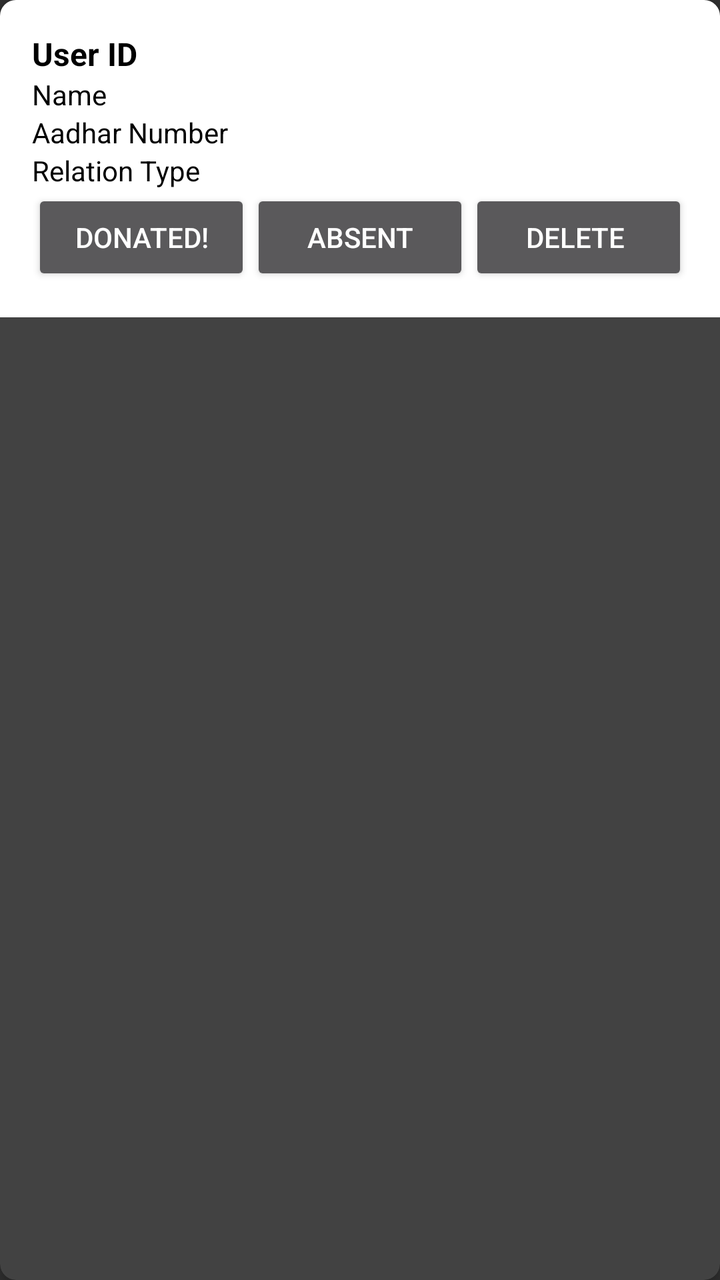
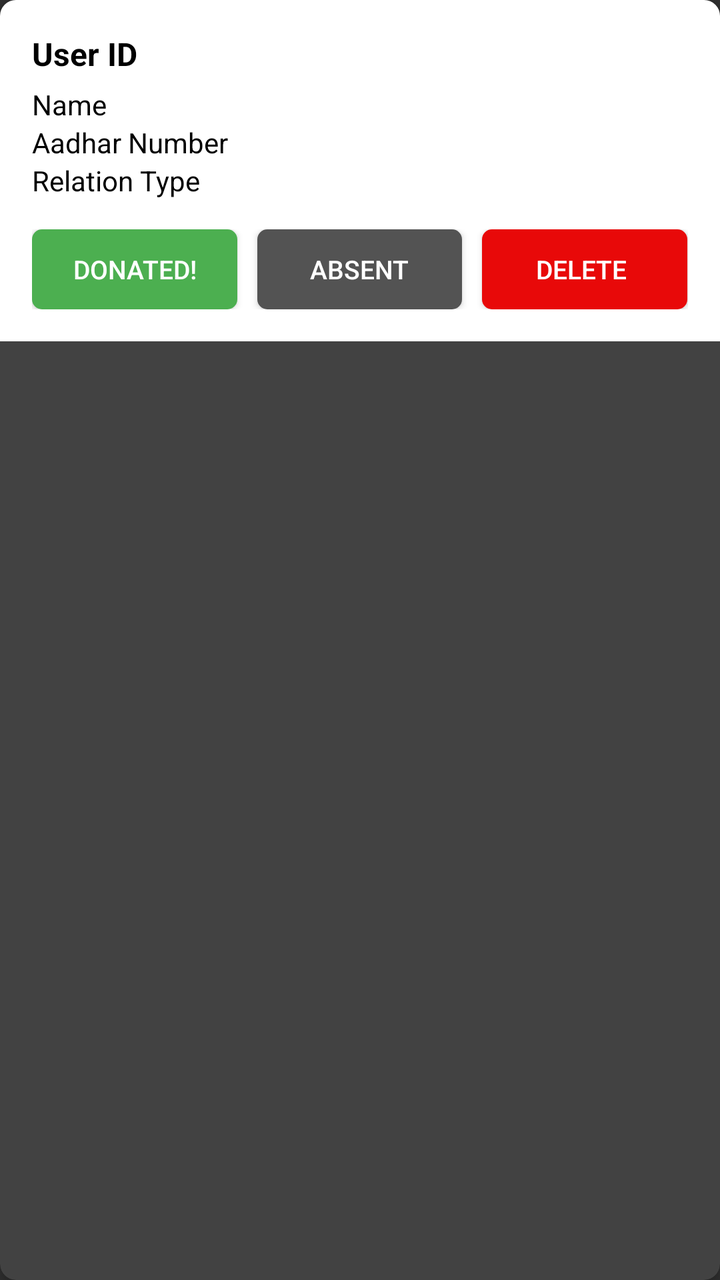

Compare the two renders of this Android layout. The source of the first and the diff that turns it into the second are given below.
<!-- AndroidManifest.xml: application theme Theme.AppCompat -->
<!-- res/layout/donation_req_card.xml -->
<?xml version="1.0" encoding="utf-8"?>
<androidx.cardview.widget.CardView xmlns:android="http://schemas.android.com/apk/res/android"
    xmlns:app="http://schemas.android.com/apk/res-auto"
    android:layout_width="match_parent"
    android:layout_height="wrap_content"
    android:layout_margin="18dp"
    app:cardCornerRadius="8dp"
    app:cardElevation="4dp">

    <LinearLayout
        android:layout_width="match_parent"
        android:layout_height="wrap_content"
        android:orientation="vertical"
        android:background="#FFFFFF"
        android:padding="16dp">

        <TextView
            android:id="@+id/userIdTextView"
            android:layout_width="wrap_content"
            android:layout_height="wrap_content"
            android:textColor="#000000"
            android:text="User ID"
            android:textStyle="bold"
            android:textSize="16sp" />

        <TextView
            android:id="@+id/nameTextView"
            android:layout_width="wrap_content"
            android:layout_height="wrap_content"
            android:text="Name"
            android:textColor="#000000"
            android:textSize="14sp" />

        <TextView
            android:id="@+id/adharTextView"
            android:layout_width="wrap_content"
            android:layout_height="wrap_content"
            android:text="Aadhar Number"
            android:textColor="#000000"
            android:textSize="14sp" />

        <TextView
            android:id="@+id/relationTypeTextView"
            android:layout_width="wrap_content"
            android:layout_height="wrap_content"
            android:textColor="#000000"
            android:text="Relation Type"
            android:textSize="14sp" />

        <LinearLayout
            android:layout_width="match_parent"
            android:layout_height="wrap_content"
            android:orientation="horizontal">

            <Button
                android:id="@+id/donatedButton"
                android:layout_width="0dp"
                android:layout_height="wrap_content"
                android:layout_weight="1"
                android:text="Donated!" />

            <Button
                android:id="@+id/absentButton"
                android:layout_width="0dp"
                android:layout_height="wrap_content"
                android:layout_weight="1"
                android:gravity="center"
                android:text="Absent" />

            <Button
                android:id="@+id/deleteRequestButton"
                android:layout_width="0dp"
                android:layout_height="wrap_content"
                android:layout_weight="1"
                android:text="Delete " />
        </LinearLayout>

    </LinearLayout>
</androidx.cardview.widget.CardView>
<!-- resources referenced by this layout -->
<resources>

</resources>

<!-- the commit's change to res/layout/donation_req_card.xml (unified diff, before → after) -->
@@ -3,7 +3,7 @@
     xmlns:app="http://schemas.android.com/apk/res-auto"
     android:layout_width="match_parent"
     android:layout_height="wrap_content"
-    android:layout_margin="18dp"
+    android:layout_margin="5dp"
     app:cardCornerRadius="8dp"
     app:cardElevation="4dp">
 
@@ -21,6 +21,7 @@
             android:textColor="#000000"
             android:text="User ID"
             android:textStyle="bold"
+            android:layout_marginBottom="5dp"
             android:textSize="16sp" />
 
         <TextView
@@ -50,28 +51,37 @@
         <LinearLayout
             android:layout_width="match_parent"
             android:layout_height="wrap_content"
+            android:layout_marginTop="15dp"
             android:orientation="horizontal">
 
             <Button
                 android:id="@+id/donatedButton"
                 android:layout_width="0dp"
-                android:layout_height="wrap_content"
-                android:layout_weight="1"
+                android:layout_height="40dp"
+                android:layout_weight="0.8"
+                android:layout_marginRight="10dp"
+                android:background="@drawable/round_theme"
+                android:textSize="13sp"
                 android:text="Donated!" />
 
             <Button
                 android:id="@+id/absentButton"
                 android:layout_width="0dp"
-                android:layout_height="wrap_content"
-                android:layout_weight="1"
+                android:layout_height="40dp"
+                android:layout_weight="0.8"
+                android:layout_marginRight="10dp"
+                android:background="@drawable/round_theme_grey"
                 android:gravity="center"
+                android:textSize="13sp"
                 android:text="Absent" />
 
             <Button
                 android:id="@+id/deleteRequestButton"
                 android:layout_width="0dp"
-                android:layout_height="wrap_content"
-                android:layout_weight="1"
+                android:layout_height="40dp"
+                android:background="@drawable/round_theme_red"
+                android:layout_weight="0.8"
+                android:textSize="13sp"
                 android:text="Delete " />
         </LinearLayout>
 
<!-- resource entries referenced after the edit -->
@@ -1,5 +1,22 @@
 <!-- resources referenced by this layout -->
 <resources>
-
+  <!-- drawable round_theme (drawable) -->
+  <shape xmlns:android="http://schemas.android.com/apk/res/android"
+      android:shape="rectangle">
+      <corners android:radius="5dp" /> 
+      <solid android:color="#4caf50" /> 
+  </shape>
+  <!-- drawable round_theme_grey (drawable) -->
+  <shape xmlns:android="http://schemas.android.com/apk/res/android"
+      android:shape="rectangle">
+      <corners android:radius="5dp" /> 
+      <solid android:color="#535353" /> 
+  </shape>
+  <!-- drawable round_theme_red (drawable) -->
+  <shape xmlns:android="http://schemas.android.com/apk/res/android"
+      android:shape="rectangle">
+      <corners android:radius="5dp" /> 
+      <solid android:color="#E80909" /> 
+  </shape>
 </resources>
 
